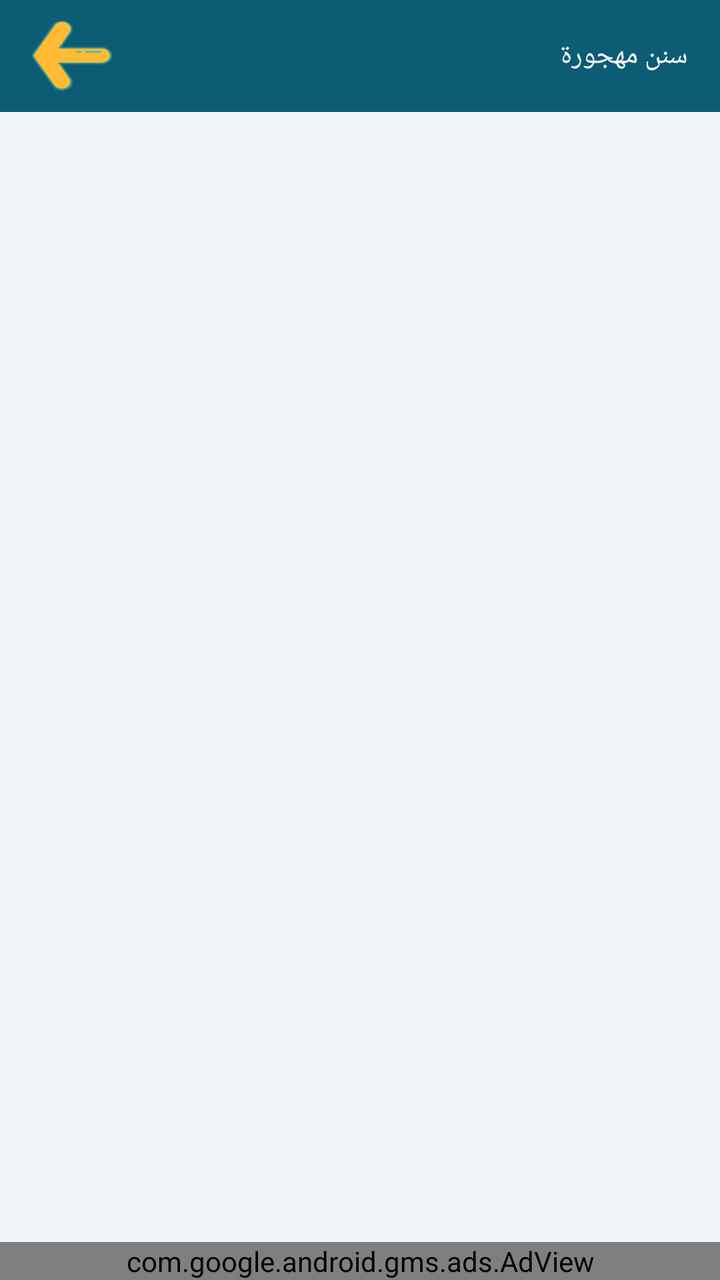
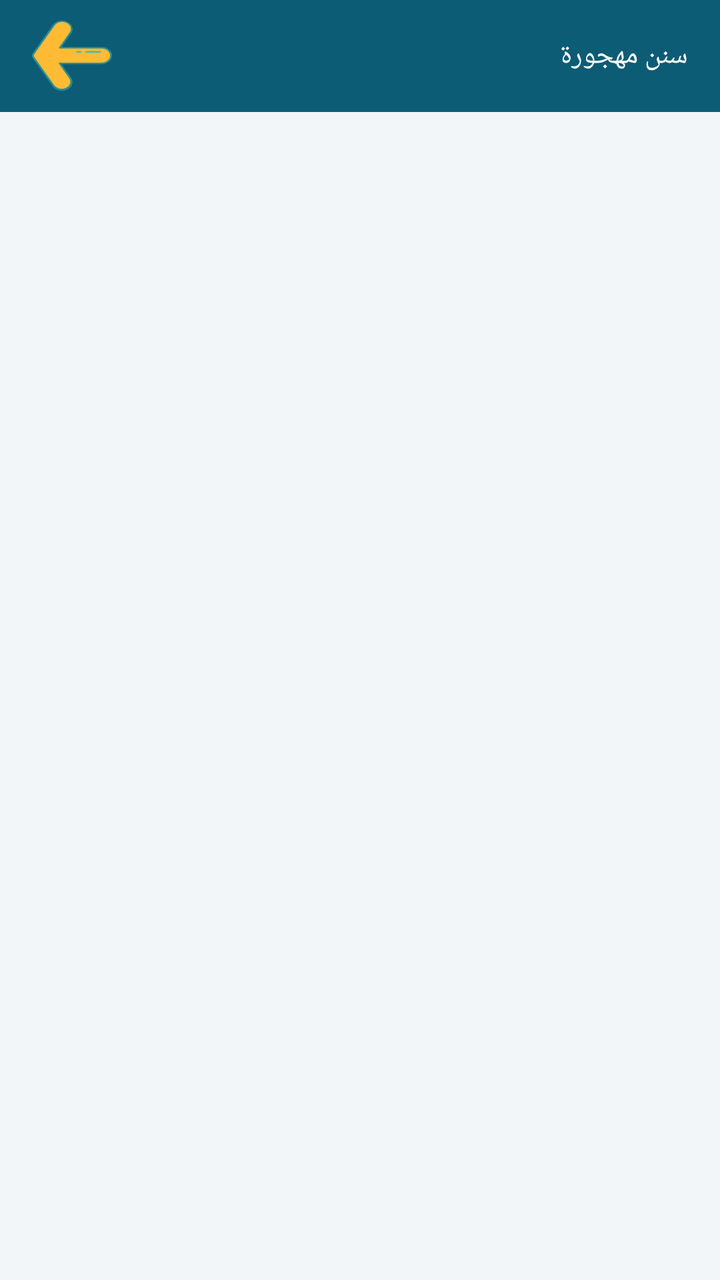

The first picture is an Android layout as it rendered before a commit; the second is the same layout after the commit. The layout source and the unified diff follow.
<!-- AndroidManifest.xml: application theme AppTheme -->
<!-- res/layout/activity_maintitlepager_aya.xml -->
<?xml version="1.0" encoding="utf-8"?>
<LinearLayout
    xmlns:android="http://schemas.android.com/apk/res/android"
    xmlns:app="http://schemas.android.com/apk/res-auto"
    android:layout_width="match_parent"
    android:layout_height="match_parent"
    android:orientation="vertical"
    android:layoutDirection="rtl">

    <com.google.android.material.appbar.AppBarLayout
        android:layout_width="match_parent"
        android:layout_height="wrap_content"
        android:fitsSystemWindows="true"
        android:background="@drawable/around_line3"
        android:theme="@style/AppTheme.AppBarOverlay"
        android:layoutDirection="ltr">

        <androidx.appcompat.widget.Toolbar
            android:id="@+id/toolbar"
            android:layout_width="match_parent"
            android:layout_height="?attr/actionBarSize"
            android:background="@drawable/around_line3"
            app:layout_collapseMode="pin"
            app:titleTextAppearance="@style/TitleToolBarApppearance"
            app:popupTheme="@style/TextAppearance.AppCompat">

            <LinearLayout
                android:layout_width="wrap_content"
                android:layout_height="wrap_content"
                android:gravity="end"
                android:layout_gravity="end">


                <androidx.appcompat.widget.AppCompatTextView
                    android:id="@+id/toolbar_title"
                    android:layout_width="wrap_content"
                    android:layout_height="wrap_content"
                    android:text="سنن مهجورة"
                    style="@style/TextAppearance.MyApp.Title.QiblahActivity"
                    android:gravity="end"
                    android:layout_gravity="center"
                    android:layout_marginEnd="16dp"/>

            </LinearLayout>

            <androidx.appcompat.widget.AppCompatImageButton
                android:id="@+id/back_button"
                android:layout_width="40dp"
                android:layout_height="35dp"
                android:background="@drawable/ic_back_button" />

        </androidx.appcompat.widget.Toolbar>

    </com.google.android.material.appbar.AppBarLayout>


    <LinearLayout
        android:layout_width="match_parent"
        android:layout_height="match_parent"
        android:layout_weight="3">

        <androidx.viewpager.widget.ViewPager
            android:id="@+id/pagerAya"
            android:layout_width="match_parent"
            android:layout_height="match_parent" />
    </LinearLayout>

    <LinearLayout
        android:layout_gravity="bottom"
        android:layout_width="match_parent"
        android:layout_height="wrap_content"
        android:id="@+id/adsContainer">
        <com.google.android.gms.ads.AdView
            android:id="@+id/M5"
            xmlns:ads="http://schemas.android.com/apk/res-auto"
            android:layout_width="match_parent"
            android:layout_height="wrap_content"
            ads:adSize="SMART_BANNER"
            ads:adUnitId="@string/Banner3">
        </com.google.android.gms.ads.AdView>
    </LinearLayout>
</LinearLayout>
<!-- resources referenced by this layout -->
<resources>
  <!-- drawable around_line3 (drawable) -->
  <?xml version="1.0" encoding="utf-8"?>
  <shape xmlns:android="http://schemas.android.com/apk/res/android">
      <solid android:color="@color/colorPrimary" />
  </shape>
  <!-- drawable ic_back_button (drawable) -->
  <vector xmlns:android="http://schemas.android.com/apk/res/android"
      android:width="35dp"
      android:height="30dp"
      android:viewportWidth="168.75"
      android:viewportHeight="181.67">
    <path
        android:pathData="M3.51,85.16a11.35,11.35 0,0 0,0 11.33l42.15,73A20.28,20.28 0,0 0,73.36 177h0a20.28,20.28 0,0 0,7.42 -27.69L58.57,110.79h87.91a20.27,20.27 0,0 0,20.27 -20.27h0a20.27,20.27 0,0 0,-20.27 -20.28H58.92L80.77,32.4A20.27,20.27 0,0 0,73.35 4.71h0a20.26,20.26 0,0 0,-27.68 7.42Z"
        android:fillColor="#FFBB33"/>
    <path
        android:pathData="M57.46,180.9a22.11,22.11 0,0 1,-13.53 -10.37l-42.15,-73a13.38,13.38 0,0 1,0 -13.33h0l42.15,-73A22.3,22.3 0,0 1,74.35 3,22.27 22.27,0 0,1 82.51,33.4L62.39,68.25h84.09a22.27,22.27 0,1 1,0 44.54H62l20.48,35.46a22.28,22.28 0,0 1,-19.26 33.42A22,22 0,0 1,57.46 180.9ZM58.92,72.25a2,2 0,0 1,-1.73 -1,2 2,0 0,1 0,-2L79,31.4A18.27,18.27 0,1 0,47.4 13.13l-42.16,73a9.36,9.36 0,0 0,0 9.33l42.16,73A18.27,18.27 0,0 0,79 150.25L56.83,111.79a2,2 0,0 1,0 -2,2 2,0 0,1 1.74,-1h87.91a18.27,18.27 0,1 0,0 -36.54Z"
        android:fillColor="#2C8E97"/>
    <path
        android:pathData="M113.87,82.88h29.95a2,2 0,0 0,0 -4H113.87a2,2 0,0 0,0 4Z"
        android:fillColor="#3ABCC9"/>
    <path
        android:pathData="M95.12,82.88h7.54a2,2 0,0 0,0 -4H95.12a2,2 0,0 0,0 4Z"
        android:fillColor="#3ABCC9"/>
  </vector>
  <string name="Banner3">ca-app-pub-3940256099942544/9214589741</string>
  <style name="AppTheme.AppBarOverlay" parent="ThemeOverlay.MaterialComponents.Dark.ActionBar" />
  <style name="TextAppearance.MyApp.Title.QiblahActivity" parent="android:TextAppearance">
          <item name="android:textColor">@color/text_white</item>
          <item name="android:fontFamily">@font/lmonada</item>
          <item name="android:textSize">14sp</item>
      </style>
  <style name="TitleToolBarApppearance" parent="android:TextAppearance">
          <item name="android:fontFamily">@font/ffon1</item>
          <item name="android:textSize">18sp</item>
          <item name="android:layout_gravity">end</item>
      </style>
  <style name="AppTheme" parent="Theme.MaterialComponents.DayNight.NoActionBar">
          
          <item name="colorPrimary">@color/colorPrimary</item>
          <item name="colorPrimaryDark">@color/colorPrimaryDark</item>
          <item name="colorAccent">@color/colorAccent</item>
          <item name="android:statusBarColor">@color/colorPrimaryDark</item>
          <item name="android:windowBackground">@color/bg_main</item>
  
          
          <item name="bg">@color/bg_main</item>
          <item name="cardViewBackground">@color/card_bg</item>
          <item name="primaryTextColor">@color/text_primary</item>
          <item name="SecondaryTextColor">@color/text_secondary</item>
          <item name="btn_bg">@color/colorPrimary</item>
          <item name="mainItemsColor">@color/colorPrimary</item>
      </style>
  <color name="colorPrimary">#0D5C75</color>
  <color name="text_white">#FFFFFF</color>
  <color name="colorPrimaryDark">#083E50</color>
  <color name="colorAccent">#D4AF37</color>
  <color name="bg_main">#F3F6F8</color>
  <color name="card_bg">#FFFFFF</color>
  <color name="text_primary">#1E293B</color>
  <color name="text_secondary">#64748B</color>
</resources>

<!-- the commit's change to res/layout/activity_maintitlepager_aya.xml (unified diff, before → after) -->
@@ -65,18 +65,9 @@
             android:layout_height="match_parent" />
     </LinearLayout>
 
-    <LinearLayout
-        android:layout_gravity="bottom"
+    <FrameLayout
+        android:id="@+id/adsContainer"
         android:layout_width="match_parent"
         android:layout_height="wrap_content"
-        android:id="@+id/adsContainer">
-        <com.google.android.gms.ads.AdView
-            android:id="@+id/M5"
-            xmlns:ads="http://schemas.android.com/apk/res-auto"
-            android:layout_width="match_parent"
-            android:layout_height="wrap_content"
-            ads:adSize="SMART_BANNER"
-            ads:adUnitId="@string/Banner3">
-        </com.google.android.gms.ads.AdView>
-    </LinearLayout>
+        android:layout_gravity="bottom" />
 </LinearLayout>
<!-- resource entries referenced after the edit -->
@@ -24,7 +24,6 @@
         android:pathData="M95.12,82.88h7.54a2,2 0,0 0,0 -4H95.12a2,2 0,0 0,0 4Z"
         android:fillColor="#3ABCC9"/>
   </vector>
-  <string name="Banner3">ca-app-pub-3940256099942544/9214589741</string>
   <style name="AppTheme.AppBarOverlay" parent="ThemeOverlay.MaterialComponents.Dark.ActionBar" />
   <style name="TextAppearance.MyApp.Title.QiblahActivity" parent="android:TextAppearance">
           <item name="android:textColor">@color/text_white</item>
